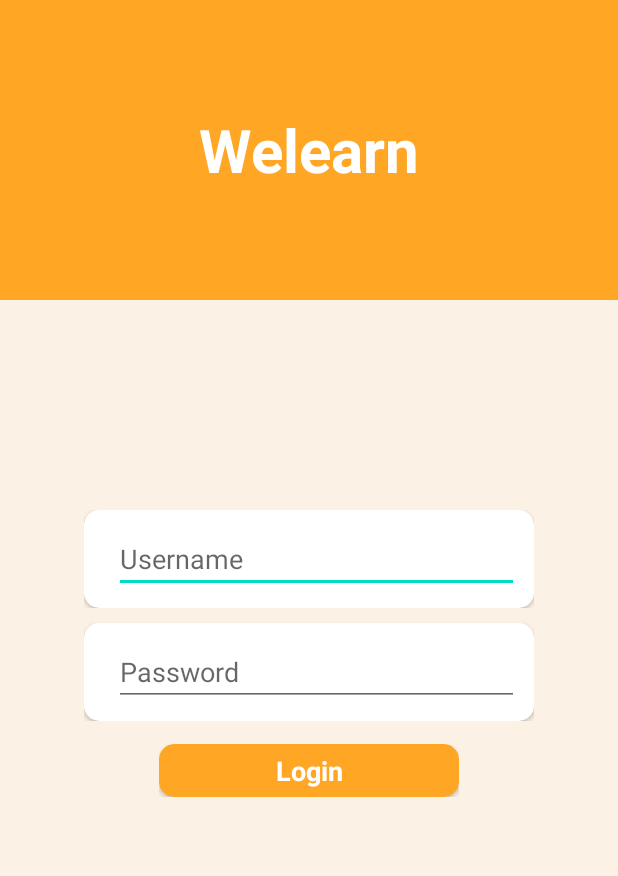
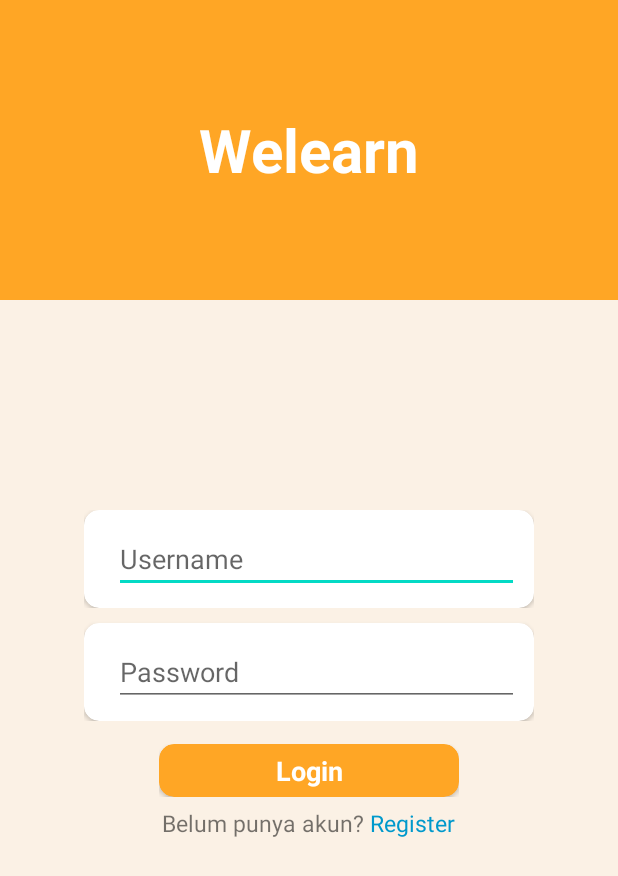
Before and after one commit to PutriEndahP/welearn_android, an Android app: the screen it shows after launch (LoginActivity), on a phone screen of 412 x 824 dp. Shown: the top 876 px of the screen. Run offline under Robolectric (Android 15) with nearby library versions, the phone set to English and light mode, and no system bars.

Commit message:
edit view login

```diff
--- a/app/src/main/res/layout/activity_login.xml
+++ b/app/src/main/res/layout/activity_login.xml
@@ -114,6 +114,28 @@
                         android:layout_marginBottom="5dp"/>
                 </androidx.cardview.widget.CardView>
             </LinearLayout>
+            <LinearLayout
+                android:layout_width="match_parent"
+                android:layout_height="wrap_content"
+                android:orientation="horizontal"
+                android:gravity="center|center_vertical">
+                <TextView
+                    android:id="@+id/textView"
+                    android:layout_width="wrap_content"
+                    android:layout_height="35dp"
+                    android:gravity="center_vertical"
+                    android:text="Belum punya akun? "
+                    android:textSize="15sp"/>
+
+                <TextView
+                    android:id="@+id/register"
+                    android:layout_height="35dp"
+                    android:layout_width="wrap_content"
+                    android:gravity="center"
+                    android:text="Register"
+                    android:textColor="@android:color/holo_blue_dark"
+                    android:textSize="15sp" />
+            </LinearLayout>
         </LinearLayout>
 <!--            <EditText-->
 <!--                android:id="@+id/username"-->
```
